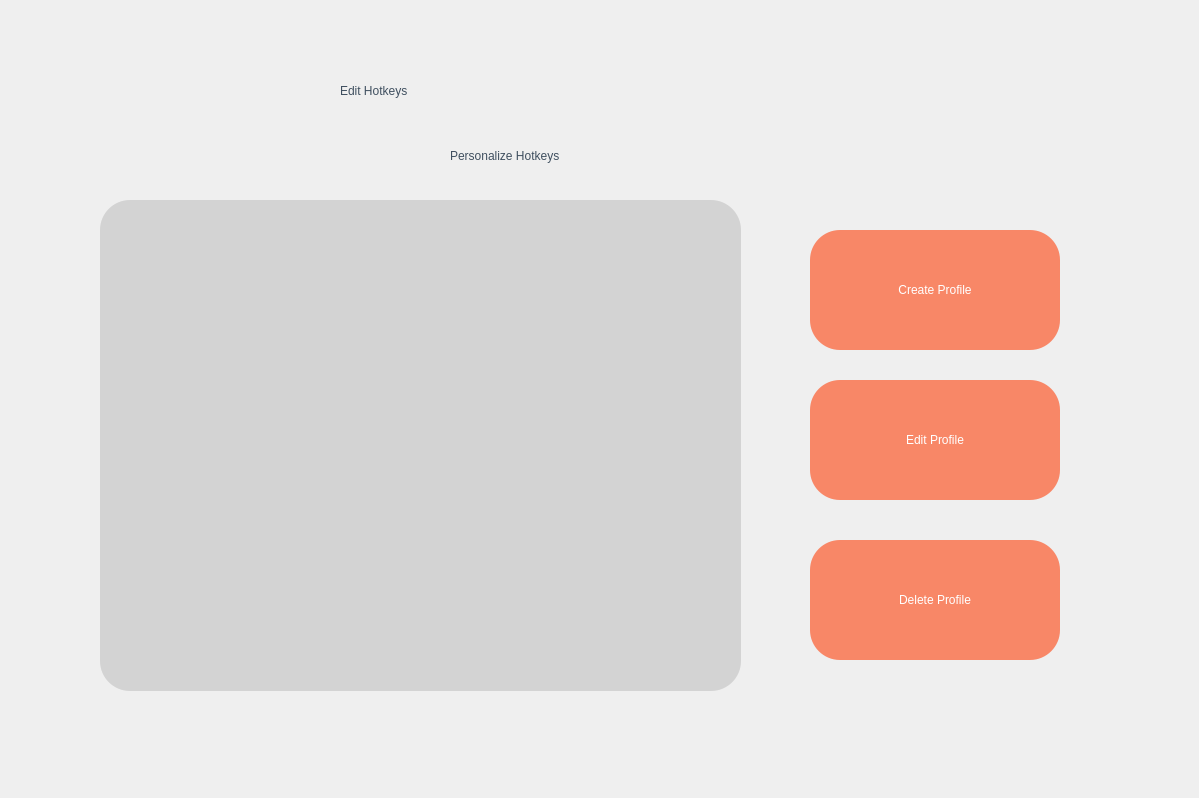
Above: QTdemo/choose_profile.ui from dericktrinidad/GUIHotkeys before the change. Below: the same form after it.
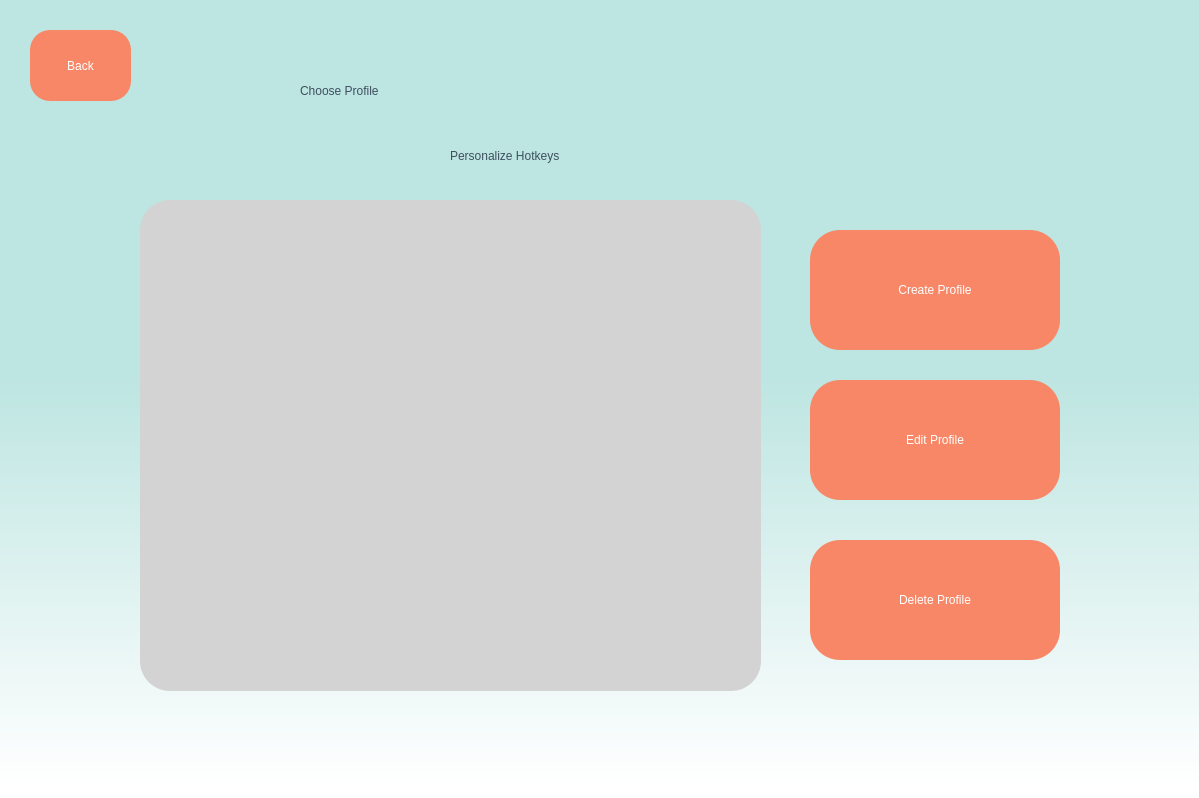
That is the form after the change.

```diff
--- a/QTdemo/choose_profile.ui
+++ b/QTdemo/choose_profile.ui
@@ -13,7 +13,7 @@
   <property name="windowTitle">
    <string>Dialog</string>
   </property>
-  <widget class="QWidget" name="main_widget" native="true">
+  <widget class="QWidget" name="create_window" native="true">
    <property name="geometry">
     <rect>
      <x>0</x>
@@ -23,15 +23,15 @@
     </rect>
    </property>
    <property name="styleSheet">
-    <string notr="true">QWidget#widget{
+    <string notr="true">QWidget#create_window{
 background-color:qlineargradient(spread:pad, x1:0.977409, y1:0.069, x2:0.977318, y2:0.983, stop:0.4375 rgba(189, 229, 225, 255), stop:1 rgba(255, 255, 255, 255));}</string>
    </property>
    <widget class="QLabel" name="welcome">
     <property name="geometry">
      <rect>
-      <x>340</x>
+      <x>300</x>
       <y>30</y>
-      <width>531</width>
+      <width>631</width>
       <height>121</height>
      </rect>
     </property>
@@ -40,7 +40,7 @@
 font: 72pt &quot;MS Shell Dlg 2&quot;;</string>
     </property>
     <property name="text">
-     <string>Edit Hotkeys</string>
+     <string>Choose Profile</string>
     </property>
    </widget>
    <widget class="QLabel" name="label_2">
@@ -48,7 +48,7 @@
      <rect>
       <x>450</x>
       <y>130</y>
-      <width>361</width>
+      <width>311</width>
       <height>51</height>
      </rect>
     </property>
@@ -60,7 +60,7 @@
      <string>Personalize Hotkeys</string>
     </property>
    </widget>
-   <widget class="QPushButton" name="pushButton_2">
+   <widget class="QPushButton" name="edit_profile_btn">
     <property name="geometry">
      <rect>
       <x>810</x>
@@ -79,7 +79,7 @@
      <string>Edit Profile</string>
     </property>
    </widget>
-   <widget class="QPushButton" name="pushButton_3">
+   <widget class="QPushButton" name="create_profile_btn">
     <property name="geometry">
      <rect>
       <x>810</x>
@@ -98,7 +98,7 @@
      <string>Create Profile</string>
     </property>
    </widget>
-   <widget class="QPushButton" name="pushButton_4">
+   <widget class="QPushButton" name="delete_profile_btn">
     <property name="geometry">
      <rect>
       <x>810</x>
@@ -120,9 +120,9 @@
    <widget class="QWidget" name="profile_box" native="true">
     <property name="geometry">
      <rect>
-      <x>100</x>
+      <x>140</x>
       <y>200</y>
-      <width>641</width>
+      <width>621</width>
       <height>491</height>
      </rect>
     </property>
@@ -131,6 +131,25 @@
 background-color:rgb(211, 211, 211);</string>
     </property>
    </widget>
+   <widget class="QPushButton" name="back_btn">
+    <property name="geometry">
+     <rect>
+      <x>30</x>
+      <y>30</y>
+      <width>101</width>
+      <height>71</height>
+     </rect>
+    </property>
+    <property name="styleSheet">
+     <string notr="true">border-radius:20px;
+color:white;
+font: 16pt &quot;MS Shell Dlg 2&quot;;
+background-color:rgb(248, 135, 103);</string>
+    </property>
+    <property name="text">
+     <string>Back</string>
+    </property>
+   </widget>
   </widget>
  </widget>
  <resources/>
```
